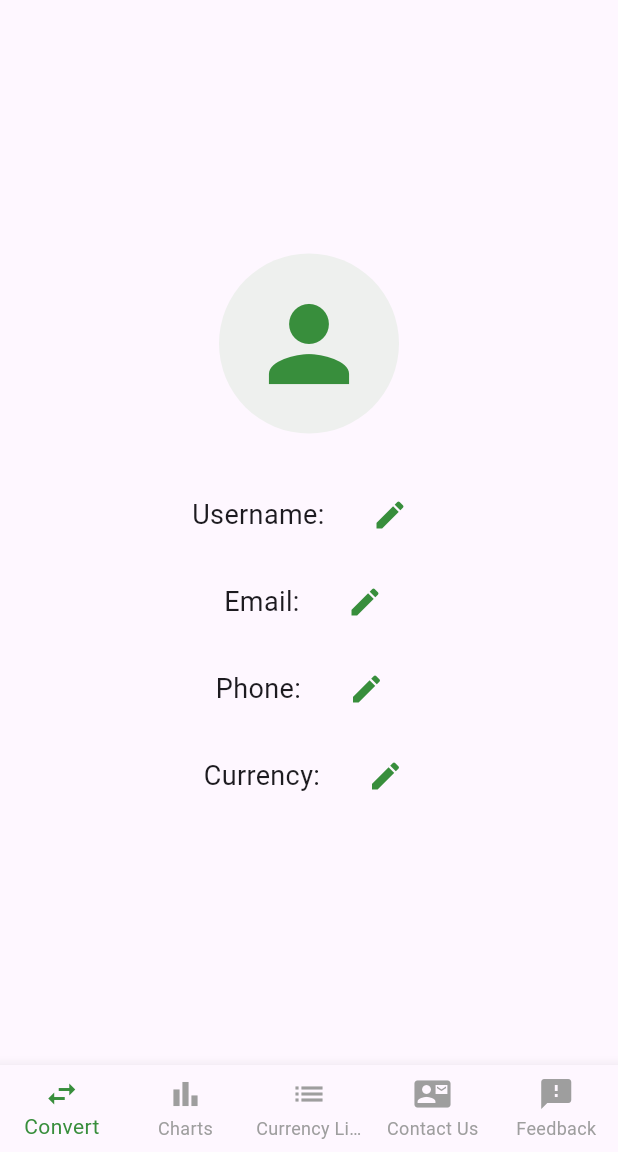
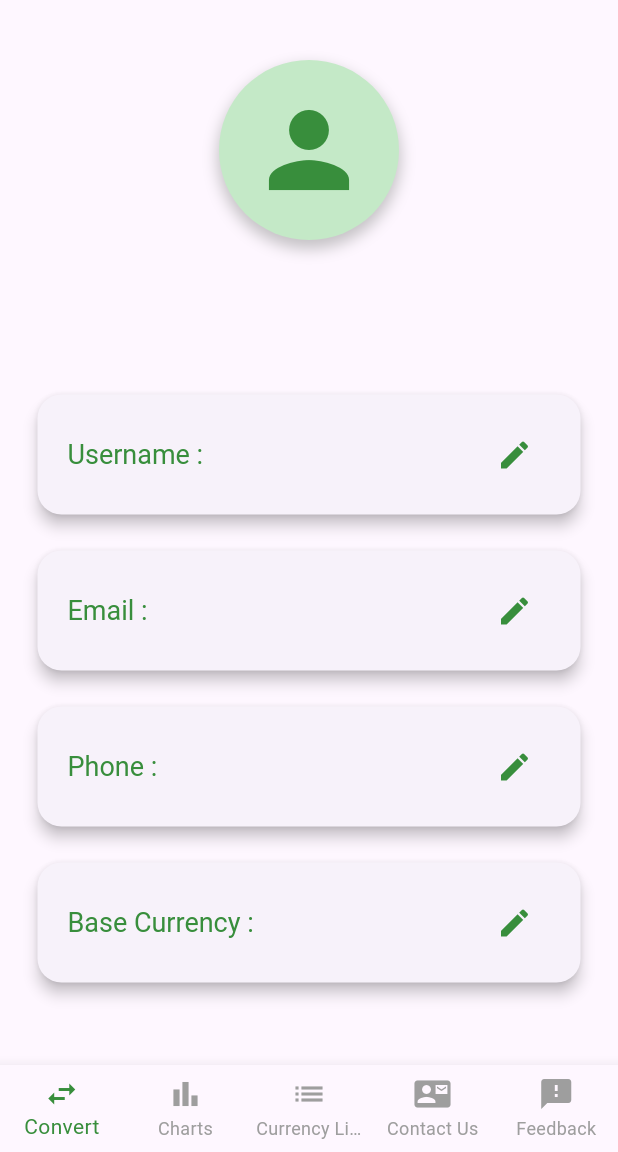
Before and after one commit to asq-789/E_Project, a Flutter app: the Profile screen opened directly, on a phone screen of 412 x 824 dp, the part 84-1236 px from its top. Run offline on Flutter 3.47's test engine with Material 3 defaults, Android fonts, the phone set to English and light mode, and no system bars; our stand-ins replace cloud_firestore, firebase_auth, firebase_core, fl_chart, google_fonts, shared_preferences; accounts and stored records are empty; network calls fail.

Commit message:
profile ui

```diff
--- a/lib/screens/profile.dart
+++ b/lib/screens/profile.dart
@@ -75,7 +75,7 @@ Future<void> getCurrencyData() async {
     builder: (context) {
       return AlertDialog(
         shape: RoundedRectangleBorder(borderRadius: BorderRadius.circular(16)),
-        title: Text('Edit Currency'),
+        title: Text('Edit Currency',style: TextStyle(color:Color(0xFF388E3C),fontWeight:FontWeight.w500 ),),
         content: DropdownButtonFormField<String>(
           value: selectedCurrency,
           items: currencyList.map((currency) {
@@ -91,15 +91,27 @@ Future<void> getCurrencyData() async {
           },
          decoration: InputDecoration(
   labelText: "Select new currency",
-            border: OutlineInputBorder(),
+  labelStyle: TextStyle(color: Color(0xFF388E3C)),
+  border: OutlineInputBorder(
+    borderSide: BorderSide(color: Color(0xFF388E3C)),
   ),
+  focusedBorder: OutlineInputBorder(
+    borderSide: BorderSide(color: Color(0xFF388E3C), width: 2),
+  ),
+),
+
         ),
         actions: [
           TextButton(
             onPressed: () => Navigator.pop(context),
-            child: Text('Cancel'),
+            child: Text('Cancel',style: TextStyle(color:Color(0xFF388E3C) ),),
           ),
           ElevatedButton(
+             style: ElevatedButton.styleFrom(
+    backgroundColor: Color(0xFF388E3C),
+    foregroundColor: Colors.white,
+    shape: RoundedRectangleBorder(borderRadius: BorderRadius.circular(8)),
+  ),
             onPressed: () async {
               final uid = FirebaseAuth.instance.currentUser?.uid;
               if (uid != null) {
@@ -112,7 +124,7 @@ Future<void> getCurrencyData() async {
                 });
               }
 
-              Navigator.pop(context); // Close dialog
+              Navigator.pop(context);
             },
             child: Text('Update'),
           ),
@@ -129,20 +141,32 @@ else {
       builder: (context) {
         return AlertDialog(
           shape: RoundedRectangleBorder(borderRadius: BorderRadius.circular(16)),
-          title: Text('Edit $field'),
+          title: Text('Edit $field',style: TextStyle(color:Color(0xFF388E3C),fontWeight:FontWeight.w500 ),),
           content: TextField(
             controller: controller,
            decoration: InputDecoration(
   labelText: "New $field",
-              border: OutlineInputBorder(),
+  labelStyle: TextStyle(color: Color(0xFF388E3C)),
+  border: OutlineInputBorder(
+    borderSide: BorderSide(color: Color(0xFF388E3C)),
   ),
+  focusedBorder: OutlineInputBorder(
+    borderSide: BorderSide(color: Color(0xFF388E3C), width: 2),
+  ),
+),
+
           ),
           actions: [
             TextButton(
               onPressed: () => Navigator.pop(context),
-              child: Text('Cancel'),
+              child: Text('Cancel',style: TextStyle(color:Color(0xFF388E3C) ),),
             ),
             ElevatedButton(
+               style: ElevatedButton.styleFrom(
+    backgroundColor: Color(0xFF388E3C),
+    foregroundColor: Colors.white,
+    shape: RoundedRectangleBorder(borderRadius: BorderRadius.circular(8)),
+  ),
               onPressed: () async {
                 final uid = FirebaseAuth.instance.currentUser?.uid;
                 if (uid != null) {
@@ -195,88 +219,96 @@ editCurrency() => showEditDialog('baseCurrency', baseCurrency ?? '');
     ),
     body: isLoading
         ? Center(child: CircularProgressIndicator(color: Color(0xFF388E3C)))
-  :  Padding(
-                padding: const EdgeInsets.all(16),
-                child: Center(
+        : SingleChildScrollView(
+            padding: const EdgeInsets.all(25),
             child: Column(
-                    mainAxisAlignment: MainAxisAlignment.center,
-                    crossAxisAlignment: CrossAxisAlignment.center,
               children: [
-                      CircleAvatar(
+                SizedBox(height: 15,),
+           Container(
+  decoration: BoxDecoration(
+    shape: BoxShape.circle,
+    boxShadow: [
+      BoxShadow(
+       color: Colors.grey.withOpacity(0.6),
+        spreadRadius: 1,
+        blurRadius: 8,
+        offset: const Offset(0, 5),
+      ),
+    ],
+  ),
+  child: CircleAvatar(
     radius: 60,
-                        backgroundColor: Color.fromARGB(255, 238, 240, 238),
+    backgroundColor: const Color.fromARGB(255, 196, 233, 199),
     child: Icon(
       Icons.person,
       size: 80,
       color: Color(0xFF388E3C),
     ),
   ),
+),
+
+                SizedBox(height: 25),
+                Text(
+                  username ?? 'User',
+                  style: TextStyle(
+                    fontSize: 25,
+                    fontWeight: FontWeight.bold,
+                    color: Color(0xFF388E3C),
+                  ),
+                ),
                 SizedBox(height: 30),
 
-                      Column(
-
-                        children: [
-                          Row(
-                             mainAxisAlignment: MainAxisAlignment.center,
-                            children: [
-                              Text(
-                                "Username: $username",
-                                style: TextStyle(fontSize: 18),
-                              ),
-                              SizedBox(width: 15),
-                             IconButton(onPressed: editUsername,
-                              icon: Icon(Icons.edit , color:  Color(0xFF388E3C),)) ,
+                // User Detail Cards
+                buildProfileCard("Username", username ?? '', editUsername),
+                buildProfileCard("Email", email ?? '', editEmail),
+                buildProfileCard("Phone", phone ?? '', editPhone),
+                buildProfileCard("Base Currency", baseCurrency ?? '', editCurrency),
               ],
-                          ),
-                          SizedBox(height: 10),
-                          Row(
-                             mainAxisAlignment: MainAxisAlignment.center,
-                            children: [
-                              Text(
-                                " Email: $email",
-                                style: TextStyle(fontSize: 18),
-                              ),
-                              SizedBox(width: 15),
-                             IconButton(onPressed: editEmail,
-                              icon: Icon(Icons.edit, color:  Color(0xFF388E3C),)) ,
-                            ],
-                          ),
-                          SizedBox(height: 10),
-                          Row(
-                             mainAxisAlignment: MainAxisAlignment.center,
-                            children: [
-                              Text(
-                                "Phone: $phone",
-                                style: TextStyle(fontSize: 18),
-                              ),
-                              SizedBox(width: 15),
-
-                            IconButton(onPressed:editPhone,
-                             icon: Icon(Icons.edit, color:  Color(0xFF388E3C),)) ,
-                            ],
-                          ),
-                          SizedBox(height: 10),
-                          Row(
-                             mainAxisAlignment: MainAxisAlignment.center,
-                            children: [
-                              Text(
-                                " Currency: $baseCurrency",
-                                style: TextStyle(fontSize: 18),
-                              ),
-                              SizedBox(width: 15),
-
-                            IconButton(onPressed:
-                               editCurrency
-                             , icon: Icon(Icons.edit, color:  Color(0xFF388E3C),)) ,
-                            ],
-                          ),
-                        ],
-                      ),
-                    ],
-                  ),
             ),
           ),
     bottomNavigationBar: BottomNavBar(),
   );
 }
 }
+Widget buildProfileCard(String label, String value, VoidCallback onEdit) {
+  return Card(
+    shape: RoundedRectangleBorder(borderRadius: BorderRadius.circular(16)),
+    elevation: 4,
+    margin: EdgeInsets.symmetric(vertical: 12),
+    child: Padding(
+      padding: const EdgeInsets.symmetric(vertical: 16.0, horizontal: 20),
+      child: Row(
+        children: [
+          Expanded(
+            child: RichText(
+              text: TextSpan(
+                children: [
+                  TextSpan(
+                    text: "$label :  ",
+
+                    style: TextStyle(
+                      fontSize: 18,
+                      fontWeight: FontWeight.w400,
+                      color: Color(0xFF388E3C),
+                    ),
+                  ),
+                  TextSpan(
+                    text: value,
+                    style: TextStyle(
+                      fontSize: 17,
+                      color: Colors.black87,
+                    ),
+                  ),
+                ],
+              ),
+            ),
+          ),
+          IconButton(
+            onPressed: onEdit,
+            icon: Icon(Icons.edit, color: Color(0xFF388E3C)),
+          ),
+        ],
+      ),
+    ),
+  );
+}
```
Lines whose indentation alone changed are shown as unchanged.
